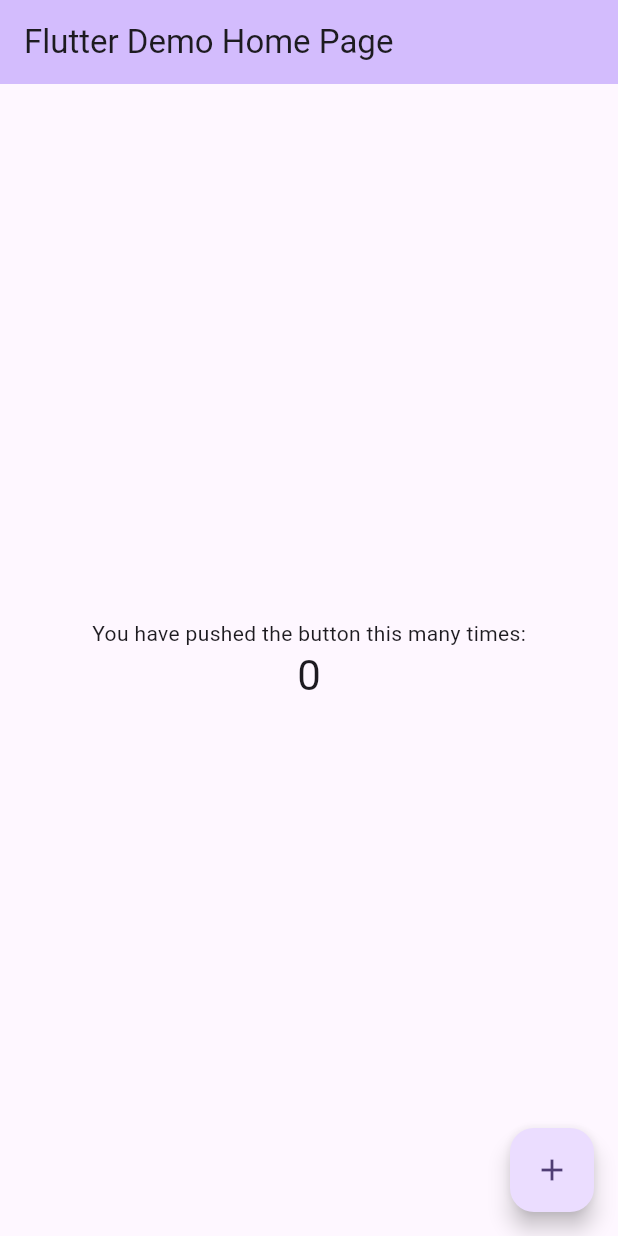
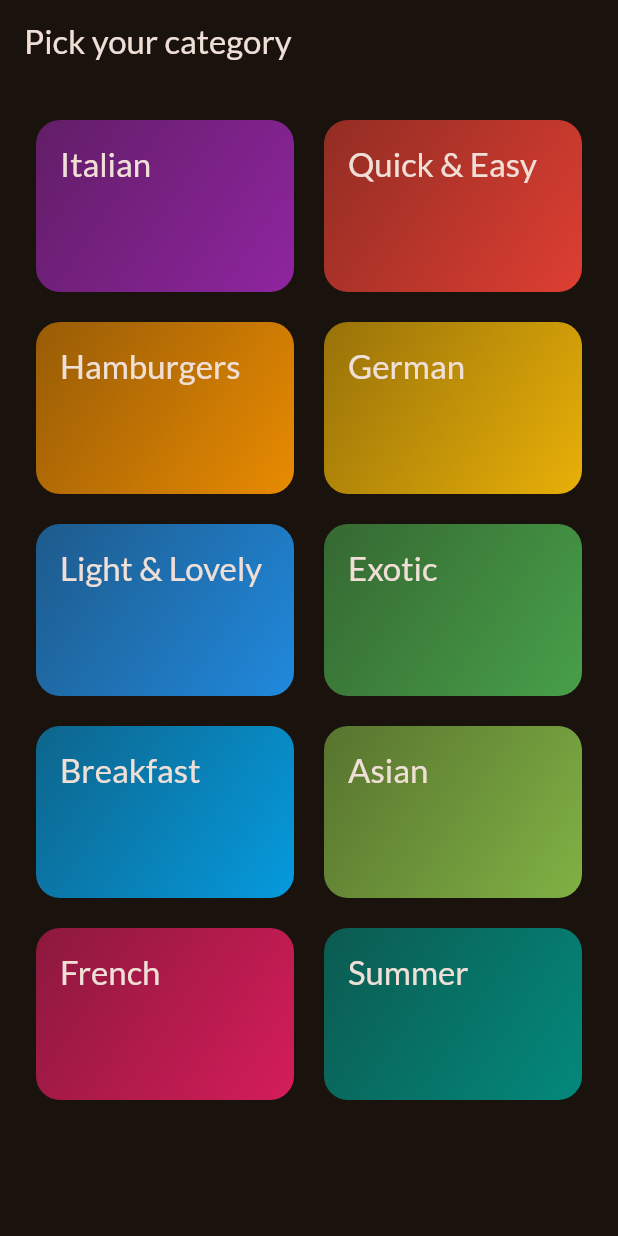
Before and after one commit to filipeemweb/flutter_meals, a Flutter app: the screen it shows after launch, on a phone screen of 412 x 824 dp. Run offline on Flutter 3.47's test engine with Material 3 defaults, Android fonts, the phone set to English and light mode, and no system bars; our stand-ins replace google_fonts.

Commit message:
add main screen and initial dummy data

```diff
--- /dev/null
+++ b/lib/constants/themes/dark_theme.dart
@@ -0,0 +1,13 @@
+import 'package:flutter/material.dart';
+
+import 'package:google_fonts/google_fonts.dart';
+
+final kDarkTheme = ThemeData(
+  colorScheme: kColorScheme,
+  textTheme: GoogleFonts.latoTextTheme(),
+);
+
+final kColorScheme = ColorScheme.fromSeed(
+  brightness: Brightness.dark,
+  seedColor: const Color.fromARGB(255, 131, 57, 0),
+);
--- /dev/null
+++ b/lib/data/dummy_data.dart
@@ -0,0 +1,344 @@
+import 'package:flutter/material.dart';
+import 'package:flutter_meals/models/category.dart';
+
+// Constants in Dart should be written in lowerCamelcase.
+const availableCategories = [
+  Category(id: 'c1', title: 'Italian', color: Colors.purple),
+  Category(id: 'c2', title: 'Quick & Easy', color: Colors.red),
+  Category(id: 'c3', title: 'Hamburgers', color: Colors.orange),
+  Category(id: 'c4', title: 'German', color: Colors.amber),
+  Category(id: 'c5', title: 'Light & Lovely', color: Colors.blue),
+  Category(id: 'c6', title: 'Exotic', color: Colors.green),
+  Category(id: 'c7', title: 'Breakfast', color: Colors.lightBlue),
+  Category(id: 'c8', title: 'Asian', color: Colors.lightGreen),
+  Category(id: 'c9', title: 'French', color: Colors.pink),
+  Category(id: 'c10', title: 'Summer', color: Colors.teal),
+];
+
+// const dummyMeals = [
+//   Meal(
+//     id: 'm1',
+//     categories: ['c1', 'c2'],
+//     title: 'Spaghetti with Tomato Sauce',
+//     affordability: Affordability.affordable,
+//     complexity: Complexity.simple,
+//     imageUrl:
+//         'https://upload.wikimedia.org/wikipedia/commons/thumb/2/20/Spaghetti_Bolognese_mit_Parmesan_oder_Grana_Padano.jpg/800px-Spaghetti_Bolognese_mit_Parmesan_oder_Grana_Padano.jpg',
+//     duration: 20,
+//     ingredients: [
+//       '4 Tomatoes',
+//       '1 Tablespoon of Olive Oil',
+//       '1 Onion',
+//       '250g Spaghetti',
+//       'Spices',
+//       'Cheese (optional)',
+//     ],
+//     steps: [
+//       'Cut the tomatoes and the onion into small pieces.',
+//       'Boil some water - add salt to it once it boils.',
+//       'Put the spaghetti into the boiling water - they should be done in about 10 to 12 minutes.',
+//       'In the meantime, heaten up some olive oil and add the cut onion.',
+//       'After 2 minutes, add the tomato pieces, salt, pepper and your other spices.',
+//       'The sauce will be done once the spaghetti are.',
+//       'Feel free to add some cheese on top of the finished dish.',
+//     ],
+//     isGlutenFree: false,
+//     isVegan: true,
+//     isVegetarian: true,
+//     isLactoseFree: true,
+//   ),
+//   Meal(
+//     id: 'm2',
+//     categories: ['c2'],
+//     title: 'Toast Hawaii',
+//     affordability: Affordability.affordable,
+//     complexity: Complexity.simple,
+//     imageUrl:
+//         'https://cdn.pixabay.com/photo/2018/07/11/21/51/toast-3532016_1280.jpg',
+//     duration: 10,
+//     ingredients: [
+//       '1 Slice White Bread',
+//       '1 Slice Ham',
+//       '1 Slice Pineapple',
+//       '1-2 Slices of Cheese',
+//       'Butter',
+//     ],
+//     steps: [
+//       'Butter one side of the white bread',
+//       'Layer ham, the pineapple and cheese on the white bread',
+//       'Bake the toast for round about 10 minutes in the oven at 200°C',
+//     ],
+//     isGlutenFree: false,
+//     isVegan: false,
+//     isVegetarian: false,
+//     isLactoseFree: false,
+//   ),
+//   Meal(
+//     id: 'm3',
+//     categories: ['c2', 'c3'],
+//     title: 'Classic Hamburger',
+//     affordability: Affordability.pricey,
+//     complexity: Complexity.simple,
+//     imageUrl:
+//         'https://cdn.pixabay.com/photo/2014/10/23/18/05/burger-500054_1280.jpg',
+//     duration: 45,
+//     ingredients: [
+//       '300g Cattle Hack',
+//       '1 Tomato',
+//       '1 Cucumber',
+//       '1 Onion',
+//       'Ketchup',
+//       '2 Burger Buns',
+//     ],
+//     steps: [
+//       'Form 2 patties',
+//       'Fry the patties for c. 4 minutes on each side',
+//       'Quickly fry the buns for c. 1 minute on each side',
+//       'Bruch buns with ketchup',
+//       'Serve burger with tomato, cucumber and onion',
+//     ],
+//     isGlutenFree: false,
+//     isVegan: false,
+//     isVegetarian: false,
+//     isLactoseFree: true,
+//   ),
+//   Meal(
+//     id: 'm4',
+//     categories: ['c4'],
+//     title: 'Wiener Schnitzel',
+//     affordability: Affordability.luxurious,
+//     complexity: Complexity.challenging,
+//     imageUrl:
+//         'https://cdn.pixabay.com/photo/2018/03/31/19/29/schnitzel-3279045_1280.jpg',
+//     duration: 60,
+//     ingredients: [
+//       '8 Veal Cutlets',
+//       '4 Eggs',
+//       '200g Bread Crumbs',
+//       '100g Flour',
+//       '300ml Butter',
+//       '100g Vegetable Oil',
+//       'Salt',
+//       'Lemon Slices',
+//     ],
+//     steps: [
+//       'Tenderize the veal to about 2–4mm, and salt on both sides.',
+//       'On a flat plate, stir the eggs briefly with a fork.',
+//       'Lightly coat the cutlets in flour then dip into the egg, and finally, coat in breadcrumbs.',
+//       'Heat the butter and oil in a large pan (allow the fat to get very hot) and fry the schnitzels until golden brown on both sides.',
+//       'Make sure to toss the pan regularly so that the schnitzels are surrounded by oil and the crumbing becomes ‘fluffy’.',
+//       'Remove, and drain on kitchen paper. Fry the parsley in the remaining oil and drain.',
+//       'Place the schnitzels on awarmed plate and serve garnishedwith parsley and slices of lemon.',
+//     ],
+//     isGlutenFree: false,
+//     isVegan: false,
+//     isVegetarian: false,
+//     isLactoseFree: false,
+//   ),
+//   Meal(
+//     id: 'm5',
+//     categories: [
+//       'c2'
+//           'c5',
+//       'c10',
+//     ],
+//     title: 'Salad with Smoked Salmon',
+//     affordability: Affordability.luxurious,
+//     complexity: Complexity.simple,
+//     imageUrl:
+//         'https://cdn.pixabay.com/photo/2016/10/25/13/29/smoked-salmon-salad-1768890_1280.jpg',
+//     duration: 15,
+//     ingredients: [
+//       'Arugula',
+//       'Lamb\'s Lettuce',
+//       'Parsley',
+//       'Fennel',
+//       '200g Smoked Salmon',
+//       'Mustard',
+//       'Balsamic Vinegar',
+//       'Olive Oil',
+//       'Salt and Pepper',
+//     ],
+//     steps: [
+//       'Wash and cut salad and herbs',
+//       'Dice the salmon',
+//       'Process mustard, vinegar and olive oil into a dessing',
+//       'Prepare the salad',
+//       'Add salmon cubes and dressing',
+//     ],
+//     isGlutenFree: true,
+//     isVegan: false,
+//     isVegetarian: true,
+//     isLactoseFree: true,
+//   ),
+//   Meal(
+//     id: 'm6',
+//     categories: ['c6', 'c10'],
+//     title: 'Delicious Orange Mousse',
+//     affordability: Affordability.affordable,
+//     complexity: Complexity.hard,
+//     imageUrl:
+//         'https://cdn.pixabay.com/photo/2017/05/01/05/18/pastry-2274750_1280.jpg',
+//     duration: 240,
+//     ingredients: [
+//       '4 Sheets of Gelatine',
+//       '150ml Orange Juice',
+//       '80g Sugar',
+//       '300g Yoghurt',
+//       '200g Cream',
+//       'Orange Peel',
+//     ],
+//     steps: [
+//       'Dissolve gelatine in pot',
+//       'Add orange juice and sugar',
+//       'Take pot off the stove',
+//       'Add 2 tablespoons of yoghurt',
+//       'Stir gelatin under remaining yoghurt',
+//       'Cool everything down in the refrigerator',
+//       'Whip the cream and lift it under die orange mass',
+//       'Cool down again for at least 4 hours',
+//       'Serve with orange peel',
+//     ],
+//     isGlutenFree: true,
+//     isVegan: false,
+//     isVegetarian: true,
+//     isLactoseFree: false,
+//   ),
+//   Meal(
+//     id: 'm7',
+//     categories: ['c7'],
+//     title: 'Pancakes',
+//     affordability: Affordability.affordable,
+//     complexity: Complexity.simple,
+//     imageUrl:
+//         'https://cdn.pixabay.com/photo/2018/07/10/21/23/pancake-3529653_1280.jpg',
+//     duration: 20,
+//     ingredients: [
+//       '1 1/2 Cups all-purpose Flour',
+//       '3 1/2 Teaspoons Baking Powder',
+//       '1 Teaspoon Salt',
+//       '1 Tablespoon White Sugar',
+//       '1 1/4 cups Milk',
+//       '1 Egg',
+//       '3 Tablespoons Butter, melted',
+//     ],
+//     steps: [
+//       'In a large bowl, sift together the flour, baking powder, salt and sugar.',
+//       'Make a well in the center and pour in the milk, egg and melted butter; mix until smooth.',
+//       'Heat a lightly oiled griddle or frying pan over medium high heat.',
+//       'Pour or scoop the batter onto the griddle, using approximately 1/4 cup for each pancake. Brown on both sides and serve hot.',
+//     ],
+//     isGlutenFree: true,
+//     isVegan: false,
+//     isVegetarian: true,
+//     isLactoseFree: false,
+//   ),
+//   Meal(
+//     id: 'm8',
+//     categories: ['c8'],
+//     title: 'Creamy Indian Chicken Curry',
+//     affordability: Affordability.pricey,
+//     complexity: Complexity.challenging,
+//     imageUrl:
+//         'https://cdn.pixabay.com/photo/2018/06/18/16/05/indian-food-3482749_1280.jpg',
+//     duration: 35,
+//     ingredients: [
+//       '4 Chicken Breasts',
+//       '1 Onion',
+//       '2 Cloves of Garlic',
+//       '1 Piece of Ginger',
+//       '4 Tablespoons Almonds',
+//       '1 Teaspoon Cayenne Pepper',
+//       '500ml Coconut Milk',
+//     ],
+//     steps: [
+//       'Slice and fry the chicken breast',
+//       'Process onion, garlic and ginger into paste and sauté everything',
+//       'Add spices and stir fry',
+//       'Add chicken breast + 250ml of water and cook everything for 10 minutes',
+//       'Add coconut milk',
+//       'Serve with rice',
+//     ],
+//     isGlutenFree: true,
+//     isVegan: false,
+//     isVegetarian: false,
+//     isLactoseFree: true,
+//   ),
+//   Meal(
+//     id: 'm9',
+//     categories: ['c9'],
+//     title: 'Chocolate Souffle',
+//     affordability: Affordability.affordable,
+//     complexity: Complexity.hard,
+//     imageUrl:
+//         'https://cdn.pixabay.com/photo/2014/08/07/21/07/souffle-412785_1280.jpg',
+//     duration: 45,
+//     ingredients: [
+//       '1 Teaspoon melted Butter',
+//       '2 Tablespoons white Sugar',
+//       '2 Ounces 70% dark Chocolate, broken into pieces',
+//       '1 Tablespoon Butter',
+//       '1 Tablespoon all-purpose Flour',
+//       '4 1/3 tablespoons cold Milk',
+//       '1 Pinch Salt',
+//       '1 Pinch Cayenne Pepper',
+//       '1 Large Egg Yolk',
+//       '2 Large Egg Whites',
+//       '1 Pinch Cream of Tartar',
+//       '1 Tablespoon white Sugar',
+//     ],
+//     steps: [
+//       'Preheat oven to 190°C. Line a rimmed baking sheet with parchment paper.',
+//       'Brush bottom and sides of 2 ramekins lightly with 1 teaspoon melted butter; cover bottom and sides right up to the rim.',
+//       'Add 1 tablespoon white sugar to ramekins. Rotate ramekins until sugar coats all surfaces.',
+//       'Place chocolate pieces in a metal mixing bowl.',
+//       'Place bowl over a pan of about 3 cups hot water over low heat.',
+//       'Melt 1 tablespoon butter in a skillet over medium heat. Sprinkle in flour. Whisk until flour is incorporated into butter and mixture thickens.',
+//       'Whisk in cold milk until mixture becomes smooth and thickens. Transfer mixture to bowl with melted chocolate.',
+//       'Add salt and cayenne pepper. Mix together thoroughly. Add egg yolk and mix to combine.',
+//       'Leave bowl above the hot (not simmering) water to keep chocolate warm while you whip the egg whites.',
+//       'Place 2 egg whites in a mixing bowl; add cream of tartar. Whisk until mixture begins to thicken and a drizzle from the whisk stays on the surface about 1 second before disappearing into the mix.',
+//       'Add 1/3 of sugar and whisk in. Whisk in a bit more sugar about 15 seconds.',
+//       'whisk in the rest of the sugar. Continue whisking until mixture is about as thick as shaving cream and holds soft peaks, 3 to 5 minutes.',
+//       'Transfer a little less than half of egg whites to chocolate.',
+//       'Mix until egg whites are thoroughly incorporated into the chocolate.',
+//       'Add the rest of the egg whites; gently fold into the chocolate with a spatula, lifting from the bottom and folding over.',
+//       'Stop mixing after the egg white disappears. Divide mixture between 2 prepared ramekins. Place ramekins on prepared baking sheet.',
+//       'Bake in preheated oven until scuffles are puffed and have risen above the top of the rims, 12 to 15 minutes.',
+//     ],
+//     isGlutenFree: true,
+//     isVegan: false,
+//     isVegetarian: true,
+//     isLactoseFree: false,
+//   ),
+//   Meal(
+//     id: 'm10',
+//     categories: ['c2', 'c5', 'c10'],
+//     title: 'Asparagus Salad with Cherry Tomatoes',
+//     affordability: Affordability.luxurious,
+//     complexity: Complexity.simple,
+//     imageUrl:
+//         'https://cdn.pixabay.com/photo/2018/04/09/18/26/asparagus-3304997_1280.jpg',
+//     duration: 30,
+//     ingredients: [
+//       'White and Green Asparagus',
+//       '30g Pine Nuts',
+//       '300g Cherry Tomatoes',
+//       'Salad',
+//       'Salt, Pepper and Olive Oil',
+//     ],
+//     steps: [
+//       'Wash, peel and cut the asparagus',
+//       'Cook in salted water',
+//       'Salt and pepper the asparagus',
+//       'Roast the pine nuts',
+//       'Halve the tomatoes',
+//       'Mix with asparagus, salad and dressing',
+//       'Serve with Baguette',
+//     ],
+//     isGlutenFree: true,
+//     isVegan: true,
+//     isVegetarian: true,
+//     isLactoseFree: true,
+//   ),
+// ];
--- a/lib/main.dart
+++ b/lib/main.dart
@@ -1,122 +1,20 @@
 import 'package:flutter/material.dart';
+import 'package:flutter_meals/constants/themes/dark_theme.dart';
+import 'package:flutter_meals/screens/main_screen.dart';
 
 void main() {
-  runApp(const MyApp());
+  runApp(const App());
 }
 
-class MyApp extends StatelessWidget {
-  const MyApp({super.key});
+class App extends StatelessWidget {
+  const App({super.key});
 
-  // This widget is the root of your application.
   @override
   Widget build(BuildContext context) {
     return MaterialApp(
-      title: 'Flutter Demo',
-      theme: ThemeData(
-        // This is the theme of your application.
-        //
-        // TRY THIS: Try running your application with "flutter run". You'll see
-        // the application has a purple toolbar. Then, without quitting the app,
-        // try changing the seedColor in the colorScheme below to Colors.green
-        // and then invoke "hot reload" (save your changes or press the "hot
-        // reload" button in a Flutter-supported IDE, or press "r" if you used
-        // the command line to start the app).
-        //
-        // Notice that the counter didn't reset back to zero; the application
-        // state is not lost during the reload. To reset the state, use hot
-        // restart instead.
-        //
-        // This works for code too, not just values: Most code changes can be
-        // tested with just a hot reload.
-        colorScheme: ColorScheme.fromSeed(seedColor: Colors.deepPurple),
-      ),
-      home: const MyHomePage(title: 'Flutter Demo Home Page'),
+      theme: kDarkTheme,
+      darkTheme: kDarkTheme,
+      home: const MainScreen(),
     );
   }
 }
-
-class MyHomePage extends StatefulWidget {
-  const MyHomePage({super.key, required this.title});
-
-  // This widget is the home page of your application. It is stateful, meaning
-  // that it has a State object (defined below) that contains fields that affect
-  // how it looks.
-
-  // This class is the configuration for the state. It holds the values (in this
-  // case the title) provided by the parent (in this case the App widget) and
-  // used by the build method of the State. Fields in a Widget subclass are
-  // always marked "final".
-
-  final String title;
-
-  @override
-  State<MyHomePage> createState() => _MyHomePageState();
-}
-
-class _MyHomePageState extends State<MyHomePage> {
-  int _counter = 0;
-
-  void _incrementCounter() {
-    setState(() {
-      // This call to setState tells the Flutter framework that something has
-      // changed in this State, which causes it to rerun the build method below
-      // so that the display can reflect the updated values. If we changed
-      // _counter without calling setState(), then the build method would not be
-      // called again, and so nothing would appear to happen.
-      _counter++;
-    });
-  }
-
-  @override
-  Widget build(BuildContext context) {
-    // This method is rerun every time setState is called, for instance as done
-    // by the _incrementCounter method above.
-    //
-    // The Flutter framework has been optimized to make rerunning build methods
-    // fast, so that you can just rebuild anything that needs updating rather
-    // than having to individually change instances of widgets.
-    return Scaffold(
-      appBar: AppBar(
-        // TRY THIS: Try changing the color here to a specific color (to
-        // Colors.amber, perhaps?) and trigger a hot reload to see the AppBar
-        // change color while the other colors stay the same.
-        backgroundColor: Theme.of(context).colorScheme.inversePrimary,
-        // Here we take the value from the MyHomePage object that was created by
-        // the App.build method, and use it to set our appbar title.
-        title: Text(widget.title),
-      ),
-      body: Center(
-        // Center is a layout widget. It takes a single child and positions it
-        // in the middle of the parent.
-        child: Column(
-          // Column is also a layout widget. It takes a list of children and
-          // arranges them vertically. By default, it sizes itself to fit its
-          // children horizontally, and tries to be as tall as its parent.
-          //
-          // Column has various properties to control how it sizes itself and
-          // how it positions its children. Here we use mainAxisAlignment to
-          // center the children vertically; the main axis here is the vertical
-          // axis because Columns are vertical (the cross axis would be
-          // horizontal).
-          //
-          // TRY THIS: Invoke "debug painting" (choose the "Toggle Debug Paint"
-          // action in the IDE, or press "p" in the console), to see the
-          // wireframe for each widget.
-          mainAxisAlignment: MainAxisAlignment.center,
-          children: <Widget>[
-            const Text('You have pushed the button this many times:'),
-            Text(
-              '$_counter',
-              style: Theme.of(context).textTheme.headlineMedium,
-            ),
-          ],
-        ),
-      ),
-      floatingActionButton: FloatingActionButton(
-        onPressed: _incrementCounter,
-        tooltip: 'Increment',
-        child: const Icon(Icons.add),
-      ), // This trailing comma makes auto-formatting nicer for build methods.
-    );
-  }
-}
--- /dev/null
+++ b/lib/models/category.dart
@@ -0,0 +1,13 @@
+import 'package:flutter/material.dart';
+
+class Category {
+  const Category({
+    required this.id,
+    required this.title,
+    this.color = Colors.orange,
+  });
+
+  final String id;
+  final String title;
+  final Color color;
+}
--- /dev/null
+++ b/lib/screens/main_screen.dart
@@ -0,0 +1,28 @@
+import 'package:flutter/material.dart';
+import 'package:flutter_meals/data/dummy_data.dart';
+import 'package:flutter_meals/widgets/category_grid_item.dart';
+
+class MainScreen extends StatelessWidget {
+  const MainScreen({super.key});
+
+  @override
+  Widget build(BuildContext context) {
+    return Scaffold(
+      appBar: AppBar(title: const Text('Pick your category')),
+      body: GridView(
+        padding: const EdgeInsets.all(24),
+        gridDelegate: const SliverGridDelegateWithFixedCrossAxisCount(
+          crossAxisCount: 2,
+          childAspectRatio: 3 / 2,
+          crossAxisSpacing: 20,
+          mainAxisSpacing: 20,
+        ),
+        children: [
+          for (final category in availableCategories) ...[
+            CategoryGridItem(category: category),
+          ],
+        ],
+      ),
+    );
+  }
+}
--- /dev/null
+++ b/lib/widgets/category_grid_item.dart
@@ -0,0 +1,39 @@
+import 'package:flutter/material.dart';
+import 'package:flutter_meals/models/category.dart';
+
+class CategoryGridItem extends StatelessWidget {
+  const CategoryGridItem({super.key, required this.category});
+
+  final Category category;
+
+  @override
+  Widget build(BuildContext context) {
+    final theme = Theme.of(context);
+
+    return InkWell(
+      onTap: () {},
+      splashColor: theme.primaryColor,
+      borderRadius: BorderRadius.circular(16),
+      child: Container(
+        padding: const EdgeInsets.all(16),
+        decoration: BoxDecoration(
+          borderRadius: BorderRadius.circular(16),
+          gradient: LinearGradient(
+            colors: [
+              category.color.withValues(alpha: 0.55),
+              category.color.withValues(alpha: 0.9),
+            ],
+            begin: Alignment.topLeft,
+            end: Alignment.bottomRight,
+          ),
+        ),
+        child: Text(
+          category.title,
+          style: theme.textTheme.titleLarge!.copyWith(
+            color: theme.colorScheme.onSurface,
+          ),
+        ),
+      ),
+    );
+  }
+}
--- a/pubspec.yaml
+++ b/pubspec.yaml
@@ -34,6 +34,7 @@ dependencies:
   # The following adds the Cupertino Icons font to your application.
   # Use with the CupertinoIcons class for iOS style icons.
   cupertino_icons: ^1.0.8
+  google_fonts: ^6.2.1
 
 dev_dependencies:
   flutter_test:
```
Also changed, not shown: pubspec.lock, 1 other file.
